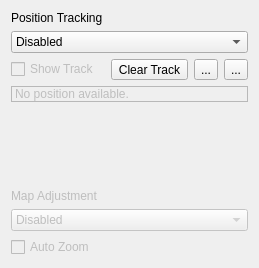
The window that src/lib/CurrentLocationWidget.ui (KDE/marble) describes before a commit, drawn with Qt 5.
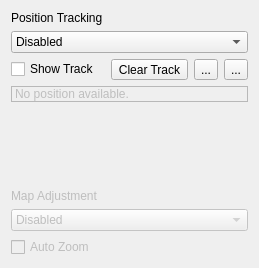
The same window after the commit. Icons and pictures are not drawn.

Diff of the .ui file:
```diff
--- a/src/lib/CurrentLocationWidget.ui
+++ b/src/lib/CurrentLocationWidget.ui
@@ -43,9 +43,6 @@
     <layout class="QHBoxLayout" name="horizontalLayout">
      <item>
       <widget class="QCheckBox" name="showTrackCheckBox">
-       <property name="enabled">
-        <bool>false</bool>
-       </property>
        <property name="sizePolicy">
         <sizepolicy hsizetype="Expanding" vsizetype="Fixed">
          <horstretch>0</horstretch>
```
